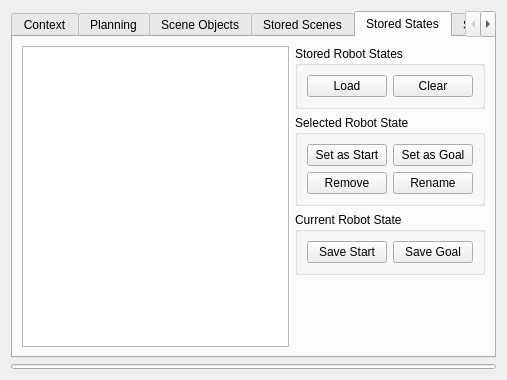
Before: the Qt Designer form moveit_ros/visualization/motion_planning_rviz_plugin/src/ui/motion_planning_rviz_plugin_frame.ui in futnuh/moveit2, drawn with Qt 5.
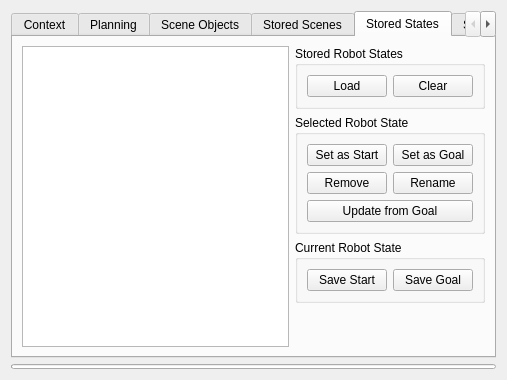
After: the same form once the commit is applied. The open tabs and pages were chosen to show the change. Icons and pictures are not drawn. Custom widgets are drawn as their Qt base class.

Commit message: Allow updating stored state from current goal

Diff of the .ui file:
```diff
--- a/moveit_ros/visualization/motion_planning_rviz_plugin/src/ui/motion_planning_rviz_plugin_frame.ui
+++ b/moveit_ros/visualization/motion_planning_rviz_plugin/src/ui/motion_planning_rviz_plugin_frame.ui
@@ -1747,6 +1747,13 @@
               </property>
              </widget>
             </item>
+            <item row="2" column="0" colspan="2">
+             <widget class="QPushButton" name="update_state_from_goal_button">
+              <property name="text">
+               <string>Update from Goal</string>
+              </property>
+             </widget>
+            </item>
            </layout>
           </widget>
          </item>
```
Left out of the diff: 1 changed line with no effect on the pictures. The commit also changes 3 other files.
